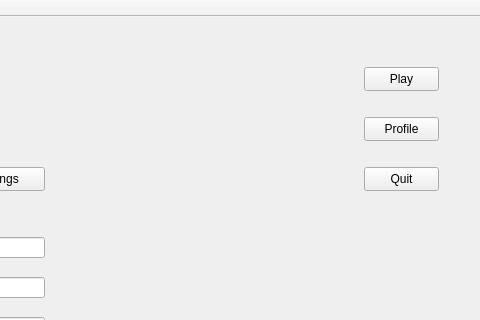
Old version of the form Triviador/Triviador/Triviador.ui in the repository AndreiAndreea/TriviadorMCpp; both pictures show x 286 to 766 and y 0 to 320 of the 766 by 452 pixel window.
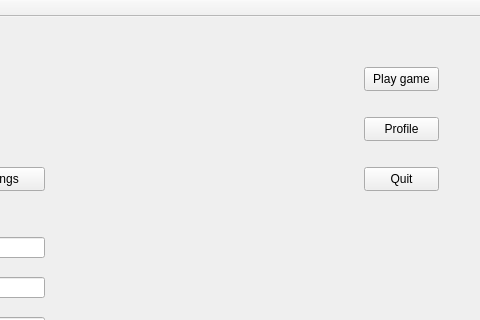
New version of the form.

Commit message: Added libcpr (nuget package). Set Runtime library for Debug (from MD to MDd). Refactored code for 'checkuser' route in ServerConsole project. Resolved login bug (it wasn't connecting correctly to the server route). Added new error codes for login form (server and client handling). Added a functionality to 'Play' button from the game menu.

What changed in the file:
```diff
--- a/Triviador/Triviador/Triviador.ui
+++ b/Triviador/Triviador/Triviador.ui
@@ -59,7 +59,7 @@
       </rect>
      </property>
      <property name="text">
-      <string>Play</string>
+      <string>Play game</string>
      </property>
     </widget>
    </widget>
```
Left out of the diff: 4 changed lines with no effect on the pictures. The commit also changes 11 other files.
